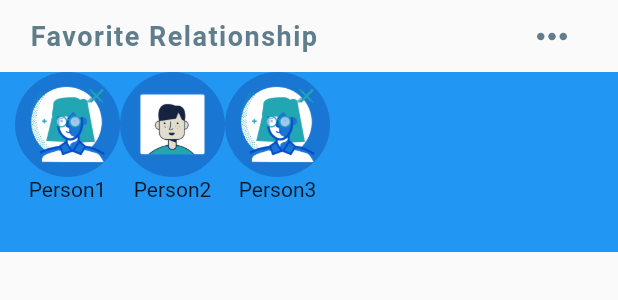
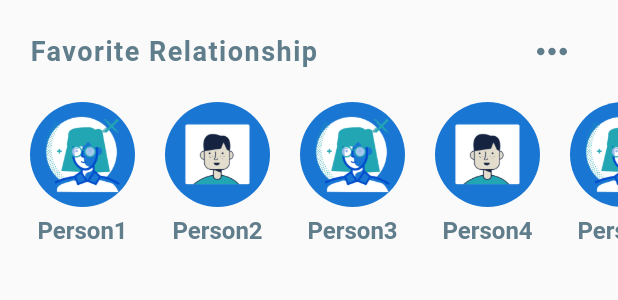
Before and after one commit to UserKazun/relationship_management, a Flutter app: the FavoriteRelationships widget shown alone on an empty page, opened directly, on a phone screen of 412 x 824 dp. Shown: the top 300 px of the screen. Run offline on Flutter 3.47's test engine with Material 2 defaults, Android fonts, the phone set to English and light mode, and no system bars.

```diff
--- a/lib/models/persons_model.dart
+++ b/lib/models/persons_model.dart
@@ -56,4 +56,5 @@ final Person person6 = Person(
     hobby: 'baseball',
 );
 
-List<Person> favorites = [person1, person2, person3];
+List<Person> favorites = [person1, person2, person3, person4, person5];
+List<Person> persons = [person1, person2, person3, person4, person5, person6];
--- a/lib/screens/home_screen.dart
+++ b/lib/screens/home_screen.dart
@@ -1,7 +1,7 @@
 import 'package:flutter/material.dart';
+import 'package:relationship_management/widgets/All_relationships.dart';
 import 'package:relationship_management/widgets/favorite_relationships.dart';
-
-import '../widgets/category_selector.dart';
+import 'package:relationship_management/widgets/category_selector.dart';
 
 class HomeScreen extends StatefulWidget {
   @override
@@ -44,7 +44,7 @@ class _HomeScreenState extends State<HomeScreen> {
               child: Column(
                 children: <Widget>[
                   FavoriteRelationships(),
-                  //AllRelationships(),
+                  AllRelationships(),
                 ],
               ),
             ),
--- a/lib/widgets/favorite_relationships.dart
+++ b/lib/widgets/favorite_relationships.dart
@@ -4,7 +4,9 @@ import 'package:relationship_management/models/persons_model.dart';
 class FavoriteRelationships extends StatelessWidget {
   @override
   Widget build(BuildContext context) {
-    return Column(
+    return Padding(
+      padding: const EdgeInsets.symmetric(vertical: 10.0),
+      child: Column(
         children: <Widget>[
           Padding(
             padding: const EdgeInsets.symmetric(horizontal: 20.0),
@@ -33,25 +35,36 @@ class FavoriteRelationships extends StatelessWidget {
           ),
           Container(
             height: 120.0,
-          color: Colors.blue,
             child: ListView.builder(
                 padding: EdgeInsets.only(left: 10.0),
                 scrollDirection: Axis.horizontal,
                 itemCount: favorites.length,
                 itemBuilder: (BuildContext context, int index) {
-                return Column(
+                  return Padding(
+                    padding: const EdgeInsets.all(10.0),
+                    child: Column(
                       children: <Widget>[
                         CircleAvatar(
                           radius: 35.0,
                           backgroundImage: AssetImage(favorites[index].imageUrl),
                         ),
-                    Text(favorites[index].name),
+                        SizedBox(height: 6.0),
+                        Text(
+                          favorites[index].name,
+                          style: TextStyle(
+                            color: Colors.blueGrey,
+                            fontSize: 16.0,
+                            fontWeight: FontWeight.w600
+                          ),
+                        ),
                       ],
+                    ),
                   );
                 },
             ),
           ),
         ],
+      ),
     );
   }
 }
```
Also changed, not shown: lib/widgets/All_relationships.dart (+39 -4 lines). Lines whose indentation alone changed are shown as unchanged.
